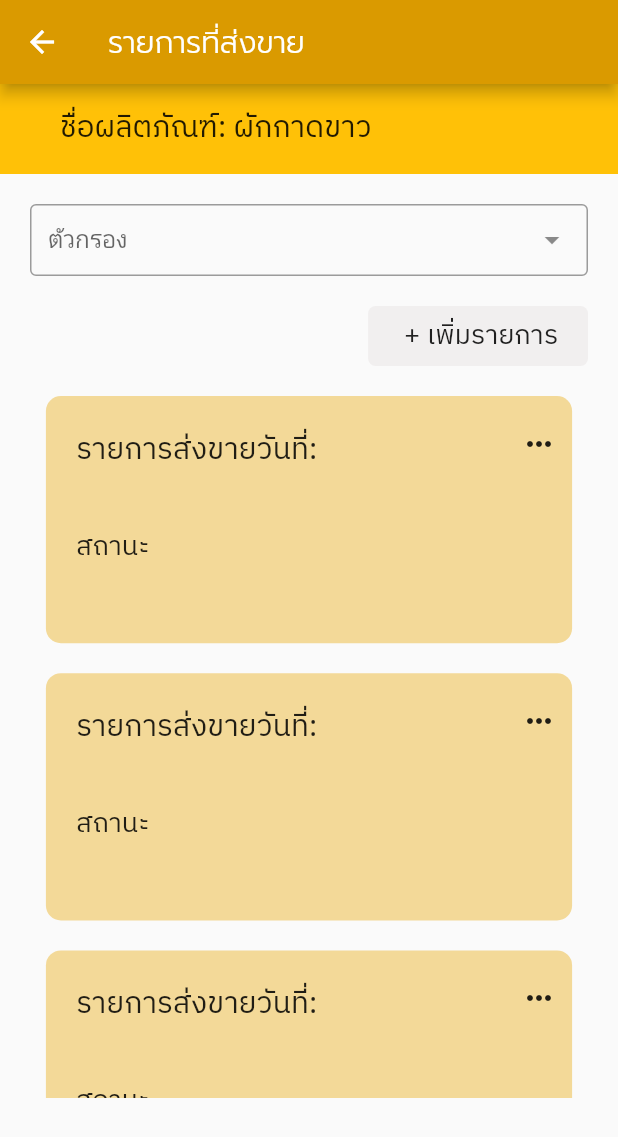
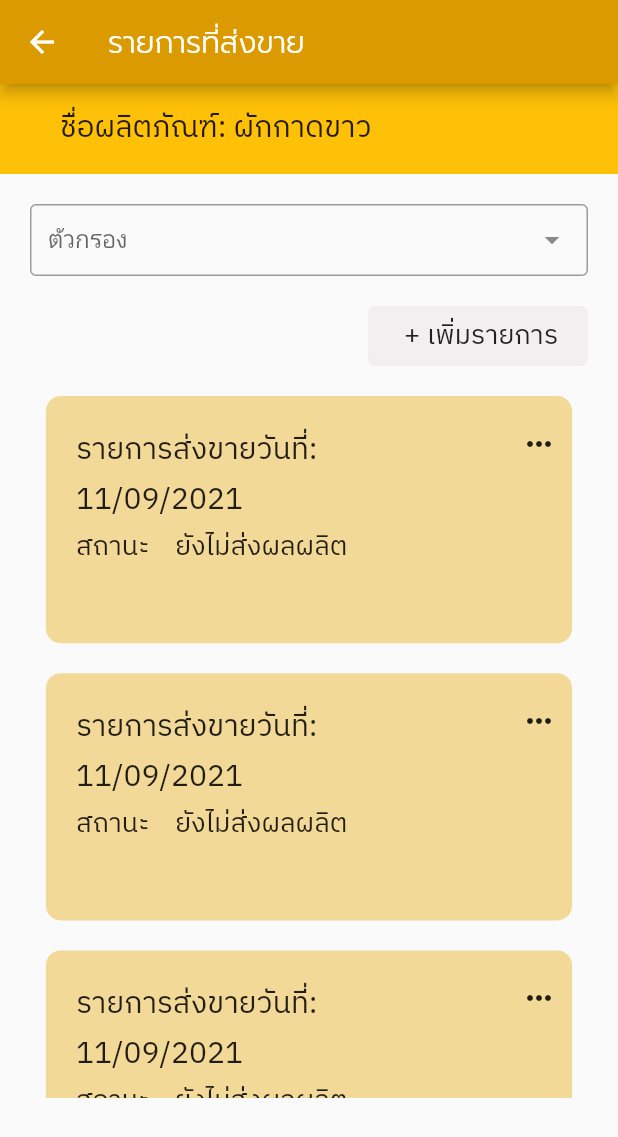
Before and after one commit to phoolego/pinto_farm_flutter, a Flutter app: the screen it shows after launch, in the side drawer, after a tap on "sale product (testing)", on a phone screen of 412 x 824 dp. Shown: the top 1137 px of the screen. Run offline on Flutter 3.47's test engine with Material 2 defaults, Android fonts, the phone set to English and light mode, and no system bars; drawn by our look-alikes of dropdown_search.

Commit message:
[FIX] fix status_card structure

```diff
--- a/lib/component/status_card.dart
+++ b/lib/component/status_card.dart
@@ -9,11 +9,18 @@ class StatusCard extends StatelessWidget {
 
   StatusCard({required this.sendingProductDate,required this.status, required this.function});
   StatusCard.withoutAny({var function}){
-    this.sendingProductDate = '';
-    this.status = '';
+    this.sendingProductDate = '11/09/2021';
+    this.status = 'ยังไม่ส่งผลผลิต';
     this.function = function;
 
 }
+
+ void setStatusColor(status){
+    if('ยังไม่ส่งผลิต'==status){
+
+    }
+ }
+
 
   @override
   Widget build(BuildContext context) {
@@ -42,14 +49,25 @@ class StatusCard extends StatelessWidget {
                     child: Column(
                       crossAxisAlignment: CrossAxisAlignment.start,
                       children: [
-                        Text(
-                          'รายการส่งขายวันที่:\n$sendingProductDate',
-                          style: kHeadingTextStyle,
+                        Container(
+                          child: Text(
+                            'รายการส่งขายวันที่:\n$sendingProductDate',
+                            style: kHeadingTextStyle,
+                          ),
                         ),
-                        Text(
-                          'สถานะ   $status',
-                          style: kContentTextStyle,
-                        )
+                        Row(
+                          children: [
+                            Text(
+                              'สถานะ    ',
+                              style: kContentTextStyle,
+                            ),
+                            Text(
+                              status,
+                              style: kContentTextStyle,
+                            ),
+                          ],
+                        ),
+
                       ],
                     ),
                   ),
```
